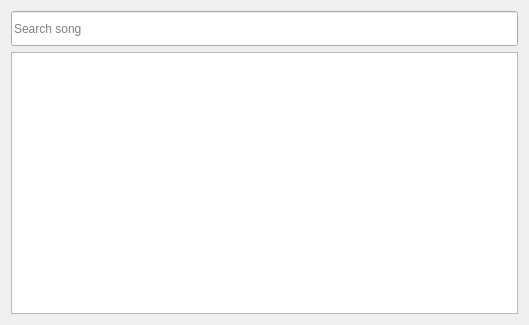
This is searchview.ui in filipesant/QPlaylist as Qt 5 draws it before an edit. The edited form follows.
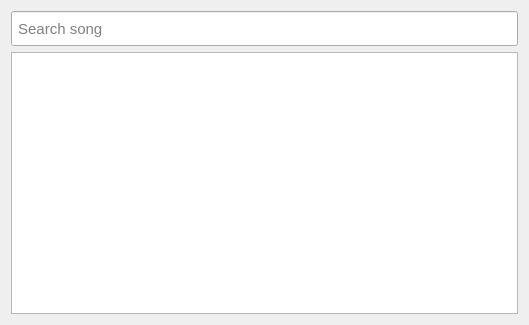
This is the edited form.

Patch:
```diff
--- a/searchview.ui
+++ b/searchview.ui
@@ -28,8 +28,16 @@
        <height>35</height>
       </size>
      </property>
+     <property name="font">
+      <font>
+       <pointsize>11</pointsize>
+      </font>
+     </property>
      <property name="placeholderText">
-      <string>Search song</string>
+      <string> Search song</string>
+     </property>
+     <property name="clearButtonEnabled">
+      <bool>false</bool>
      </property>
     </widget>
    </item>
```
